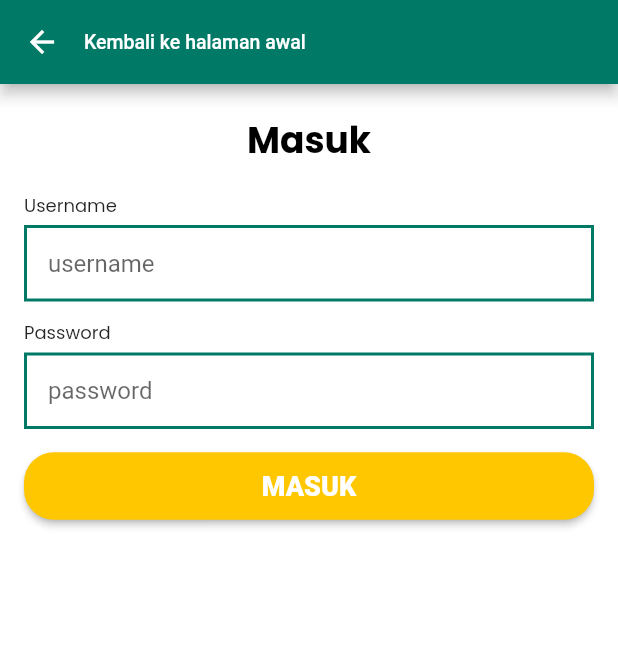
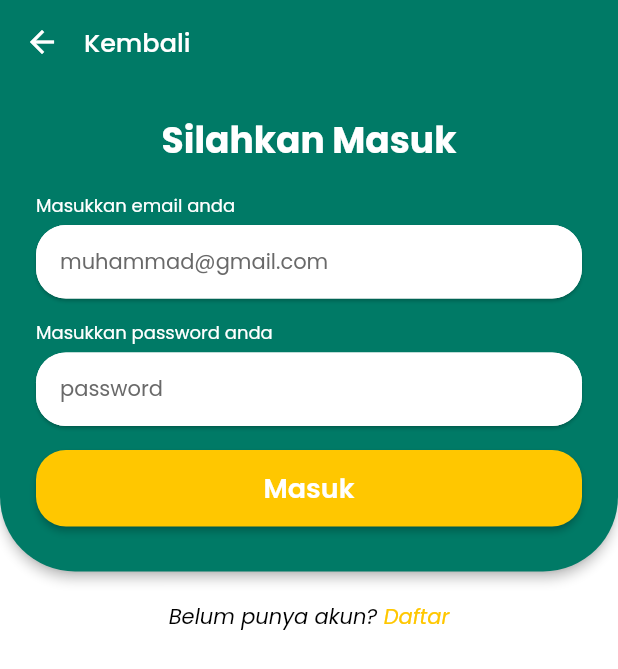
Before and after one commit to rikzanx/rentalku-mobile, a Flutter app: the screen it shows after launch, after a tap on "Masuk", on a phone screen of 412 x 824 dp. Shown: the top 669 px of the screen. Run offline on Flutter 3.47's test engine with Material 2 defaults, Android fonts, the phone set to English and light mode, and no system bars; our stand-ins replace google_fonts; network calls fail.

Commit message:
update login design

```diff
--- a/lib/main.dart
+++ b/lib/main.dart
@@ -2,6 +2,7 @@
 import 'package:google_fonts/google_fonts.dart';
 import 'package:provider/provider.dart';
 import 'package:rentalku/commons/colors.dart';
+import 'package:rentalku/commons/styles.dart';
 import 'package:rentalku/pages/auth/login_page.dart';
 import 'package:rentalku/pages/auth/register_page.dart';
 import 'package:rentalku/pages/dashboard_page.dart';
@@ -37,24 +38,29 @@
           primaryColor: AppColor.green,
           inputDecorationTheme: InputDecorationTheme(
             isDense: true,
-            contentPadding: EdgeInsets.all(16),
+            contentPadding: EdgeInsets.symmetric(horizontal: 16, vertical: 14),
+            fillColor: Colors.white,
+            filled: true,
             border: OutlineInputBorder(
-              borderRadius: BorderRadius.zero,
-              borderSide: BorderSide(width: 2, color: AppColor.green),
+              borderRadius: BorderRadius.circular(20),
+              borderSide: BorderSide.none,
             ),
             enabledBorder: OutlineInputBorder(
-              borderRadius: BorderRadius.zero,
-              borderSide: BorderSide(width: 2, color: AppColor.green),
+              borderRadius: BorderRadius.circular(20),
+              borderSide: BorderSide.none,
             ),
             focusedBorder: OutlineInputBorder(
-              borderRadius: BorderRadius.zero,
-              borderSide: BorderSide(width: 2, color: AppColor.green),
+              borderRadius: BorderRadius.circular(20),
+              borderSide: BorderSide.none,
+            ),
+            hintStyle: AppStyle.regularText.copyWith(
+              color: Color(0xFF696969),
             ),
           ),
           appBarTheme: AppBarTheme(
             backgroundColor: AppColor.green,
-            titleTextStyle: GoogleFonts.roboto(
-              fontSize: 13,
+            titleTextStyle: GoogleFonts.poppins(
+              fontSize: 17,
               fontWeight: FontWeight.w500,
             ),
             titleSpacing: 0,
@@ -67,9 +73,9 @@
               shape: RoundedRectangleBorder(
                 borderRadius: BorderRadius.circular(20),
               ),
-              textStyle: GoogleFonts.roboto(
+              textStyle: GoogleFonts.poppins(
                 fontSize: 18,
-                fontWeight: FontWeight.w900,
+                fontWeight: FontWeight.w600,
                 color: Colors.white,
               ),
             ),
@@ -82,7 +88,7 @@
               shape: RoundedRectangleBorder(
                 borderRadius: BorderRadius.circular(20),
               ),
-              textStyle: GoogleFonts.roboto(
+              textStyle: GoogleFonts.poppins(
                 fontSize: 18,
                 fontWeight: FontWeight.w600,
                 color: Colors.black,
--- a/lib/pages/auth/login_page.dart
+++ b/lib/pages/auth/login_page.dart
@@ -1,6 +1,10 @@
+import 'package:flutter/gestures.dart';
 import 'package:flutter/material.dart';
+import 'package:flutter/painting.dart';
+import 'package:rentalku/commons/colors.dart';
 import 'package:rentalku/commons/routes.dart';
 import 'package:rentalku/commons/styles.dart';
+import 'package:url_launcher/url_launcher.dart';
 
 final _formKey = GlobalKey<FormState>();
 
@@ -19,38 +23,77 @@
             Navigator.pop(context);
           },
         ),
-        title: Text("Kembali ke halaman awal"),
+        elevation: 0,
+        title: Text("Kembali"),
       ),
       body: SingleChildScrollView(
-        padding: EdgeInsets.fromLTRB(16, 24, 16, 24),
+        child: Column(
+          children: [
+            Material(
+              color: AppColor.green,
+              borderRadius: BorderRadius.only(
+                bottomLeft: Radius.circular(50),
+                bottomRight: Radius.circular(50),
+              ),
+              elevation: 3,
+              child: Padding(
+                padding: EdgeInsets.fromLTRB(24, 24, 24, 30),
                 child: Column(
                   crossAxisAlignment: CrossAxisAlignment.center,
                   children: [
-            Text("Masuk", style: AppStyle.heading1Text),
+                    Text(
+                      "Silahkan Masuk",
+                      style: AppStyle.heading1Text.copyWith(
+                        color: Colors.white,
+                      ),
+                    ),
                     SizedBox(height: 20),
                     Form(
                       key: _formKey,
                       child: Column(
                         crossAxisAlignment: CrossAxisAlignment.start,
                         children: [
-                  Text("Username", style: AppStyle.labelText),
+                          Text(
+                            "Masukkan email anda",
+                            style: AppStyle.labelText.copyWith(
+                              color: Colors.white,
+                            ),
+                          ),
                           SizedBox(height: 4),
-                  TextFormField(
-                    decoration: InputDecoration(hintText: "username"),
+                          Material(
+                            elevation: 1,
+                            borderRadius: BorderRadius.circular(20),
+                            child: TextFormField(
+                              decoration: InputDecoration(
+                                hintText: "muhammad@gmail.com",
+                              ),
+                              style: AppStyle.regularText,
                               textInputAction: TextInputAction.next,
                               validator: (value) {
                                 if (value == null || value.isEmpty) {
-                        return 'Kolom username wajib diisi';
+                                  return 'Kolom email wajib diisi';
                                 }
                                 return null;
                               },
                             ),
-                  SizedBox(height: 14),
-                  Text("Password", style: AppStyle.labelText),
+                          ),
+                          SizedBox(height: 16),
+                          Text(
+                            "Masukkan password anda",
+                            style: AppStyle.labelText.copyWith(
+                              color: Colors.white,
+                            ),
+                          ),
                           SizedBox(height: 4),
-                  TextFormField(
+                          Material(
+                            elevation: 1,
+                            borderRadius: BorderRadius.circular(20),
+                            child: TextFormField(
                               obscureText: true,
-                    decoration: InputDecoration(hintText: "password"),
+                              decoration: InputDecoration(
+                                hintText: "password",
+                              ),
+                              style: AppStyle.regularText,
                               validator: (value) {
                                 if (value == null || value.isEmpty) {
                                   return 'Kolom password wajib diisi';
@@ -60,20 +103,54 @@
                                 return null;
                               },
                             ),
-                  SizedBox(height: 14),
+                          ),
+                          SizedBox(height: 16),
                           SizedBox(
                             width: MediaQuery.of(context).size.width,
                             child: ElevatedButton(
                               onPressed: () {
                                 // TODO: Remove this
-                        Navigator.pushReplacementNamed(context, Routes.dashboard);
+                                Navigator.pushReplacementNamed(
+                                    context, Routes.dashboard);
 
                                 if (_formKey.currentState!.validate()) {
                                   // process here
                                 }
                               },
-                      child: Text("MASUK"),
+                              child: Text("Masuk"),
                             ),
+                          ),
+                        ],
+                      ),
+                    ),
+                  ],
+                ),
+              ),
+            ),
+            SizedBox(height: 20),
+            RichText(
+              text: TextSpan(
+                style: AppStyle.regularText,
+                children: [
+                  TextSpan(
+                    text: "Belum punya akun? ",
+                    style: AppStyle.regularText.copyWith(
+                      fontStyle: FontStyle.italic,
+                      fontWeight: FontWeight.w500,
+                      color: Colors.black,
+                    ),
+                  ),
+                  TextSpan(
+                    text: "Daftar",
+                    style: AppStyle.regularText.copyWith(
+                      fontStyle: FontStyle.italic,
+                      fontWeight: FontWeight.w500,
+                      color: AppColor.yellow,
+                    ),
+                    recognizer: TapGestureRecognizer()
+                      ..onTap = () {
+                        Navigator.pushReplacementNamed(context, Routes.register);
+                      },
                   ),
                 ],
               ),
--- a/lib/pages/auth/register_page.dart
+++ b/lib/pages/auth/register_page.dart
@@ -122,7 +122,7 @@
                   ),
                   TextSpan(
                     text: ".",
-                    style: GoogleFonts.roboto(fontSize: 13),
+                    style: GoogleFonts.poppins(fontSize: 13),
                   ),
                 ],
               ),
--- a/lib/pages/dashboard/home_page.dart
+++ b/lib/pages/dashboard/home_page.dart
@@ -45,13 +45,13 @@
                     children: [
                       Text(
                         "Halo,",
-                        style: GoogleFonts.montserrat(fontSize: 13),
+                        style: GoogleFonts.poppins(fontSize: 13),
                       ),
                       Text(
                         "Muhammad",
                         maxLines: 1,
                         overflow: TextOverflow.clip,
-                        style: GoogleFonts.montserrat(
+                        style: GoogleFonts.poppins(
                           fontSize: 13,
                           fontWeight: FontWeight.w700,
                         ),
@@ -79,7 +79,7 @@
                       child: TextFormField(
                         decoration: InputDecoration(
                           hintText: "Search on RentalKu",
-                          hintStyle: GoogleFonts.montserrat(
+                          hintStyle: GoogleFonts.poppins(
                             fontSize: 10,
                             color: Colors.black,
                           ),
@@ -145,7 +145,7 @@
             padding: EdgeInsets.symmetric(horizontal: 16, vertical: 10),
             child: Text(
               "Promotion for you",
-              style: GoogleFonts.montserrat(
+              style: GoogleFonts.poppins(
                 fontSize: 10,
                 fontWeight: FontWeight.w700,
               ),
--- a/lib/pages/dashboard/profil_page.dart
+++ b/lib/pages/dashboard/profil_page.dart
@@ -26,13 +26,13 @@
                   children: [
                     Text(
                       "Halo,",
-                      style: GoogleFonts.montserrat(fontSize: 13),
+                      style: GoogleFonts.poppins(fontSize: 13),
                     ),
                     Text(
                       "Muhammad",
                       maxLines: 1,
                       overflow: TextOverflow.clip,
-                      style: GoogleFonts.montserrat(
+                      style: GoogleFonts.poppins(
                         fontSize: 13,
                         fontWeight: FontWeight.w700,
                       ),
@@ -54,7 +54,7 @@
             visualDensity: VisualDensity.compact,
             title: Text(
               'Edit Data Diri',
-              style: GoogleFonts.montserrat(fontSize: 13),
+              style: GoogleFonts.poppins(fontSize: 13),
             ),
             onTap: () {},
           ),
@@ -64,7 +64,7 @@
             horizontalTitleGap: 0,
             title: Text(
               'Ganti Password',
-              style: GoogleFonts.montserrat(fontSize: 13),
+              style: GoogleFonts.poppins(fontSize: 13),
             ),
             onTap: () {
               Navigator.pushNamed(context, Routes.updatePassword);
@@ -76,7 +76,7 @@
             horizontalTitleGap: 0,
             title: Text(
               'Rental Mobil',
-              style: GoogleFonts.montserrat(fontSize: 13),
+              style: GoogleFonts.poppins(fontSize: 13),
             ),
             onTap: () {},
           ),
@@ -90,7 +90,7 @@
             visualDensity: VisualDensity.compact,
             title: Text(
               'Logout',
-              style: GoogleFonts.montserrat(
+              style: GoogleFonts.poppins(
                 fontSize: 13,
                 color: Colors.redAccent,
               ),
@@ -102,7 +102,7 @@
                   return AlertDialog(
                     title: Text(
                       "Yakin untuk logout?",
-                      style: GoogleFonts.montserrat(
+                      style: GoogleFonts.poppins(
                         fontSize: 13,
                         fontWeight: FontWeight.w700,
                       ),
@@ -111,7 +111,7 @@
                       TextButton(
                         child: Text(
                           "Tidak",
-                          style: GoogleFonts.montserrat(
+                          style: GoogleFonts.poppins(
                             fontSize: 13,
                             color: Colors.grey,
                           ),
@@ -123,7 +123,7 @@
                       TextButton(
                         child: Text(
                           "Ya",
-                          style: GoogleFonts.montserrat(
+                          style: GoogleFonts.poppins(
                             fontSize: 13,
                             color: Colors.redAccent,
                           ),
--- a/lib/pages/dashboard_page.dart
+++ b/lib/pages/dashboard_page.dart
@@ -36,8 +36,8 @@
             type: BottomNavigationBarType.fixed,
             currentIndex: dashboard.bottomNavIndex,
             selectedItemColor: AppColor.green,
-            selectedLabelStyle: GoogleFonts.montserrat(fontSize: 10),
-            unselectedLabelStyle: GoogleFonts.montserrat(fontSize: 10),
+            selectedLabelStyle: GoogleFonts.poppins(fontSize: 10),
+            unselectedLabelStyle: GoogleFonts.poppins(fontSize: 10),
             items: [
               BottomNavigationBarItem(
                 icon: Image.asset('assets/images/home_icon.png', height: 24),
--- a/lib/pages/welcome_page.dart
+++ b/lib/pages/welcome_page.dart
@@ -20,7 +20,13 @@
       body: Column(
         mainAxisAlignment: MainAxisAlignment.center,
         children: [
-          Container(
+          Material(
+            elevation: 3,
+            borderRadius: BorderRadius.only(
+              bottomLeft: Radius.circular(50),
+              bottomRight: Radius.circular(50),
+            ),
+            child: Container(
               decoration: BoxDecoration(
                 color: AppColor.green,
                 borderRadius: BorderRadius.only(
@@ -65,6 +71,7 @@
                 ],
               ),
             ),
+          ),
           Spacer(),
           Image.asset(
             "assets/images/splashscreen.png",
--- a/lib/widgets/balance_widget.dart
+++ b/lib/widgets/balance_widget.dart
@@ -32,14 +32,14 @@
               children: [
                 Text(
                   "Saldo Anda",
-                  style: GoogleFonts.roboto(
+                  style: GoogleFonts.poppins(
                     fontSize: 10,
                     fontWeight: FontWeight.w700,
                   ),
                 ),
                 Text(
                   formatCurrency.format(balance),
-                  style: GoogleFonts.roboto(fontSize: 10),
+                  style: GoogleFonts.poppins(fontSize: 10),
                 )
               ],
             ),
@@ -49,7 +49,7 @@
               style: ElevatedButton.styleFrom(
                 padding: EdgeInsets.all(0),
                 visualDensity: VisualDensity.compact,
-                textStyle: GoogleFonts.roboto(
+                textStyle: GoogleFonts.poppins(
                   fontSize: 10,
                   fontWeight: FontWeight.w700,
                 ),
```
Lines whose indentation alone changed are shown as unchanged.
